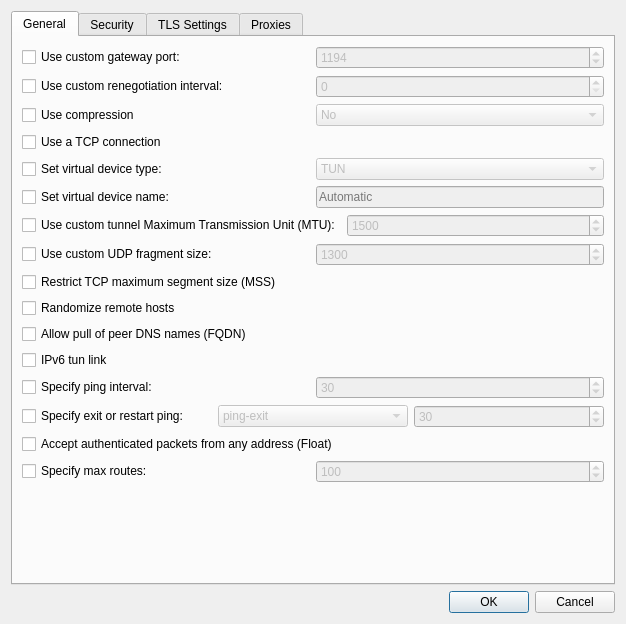
KDE/plasma-nm, file vpn/openvpn/openvpnadvanced.ui: the form before one commit.
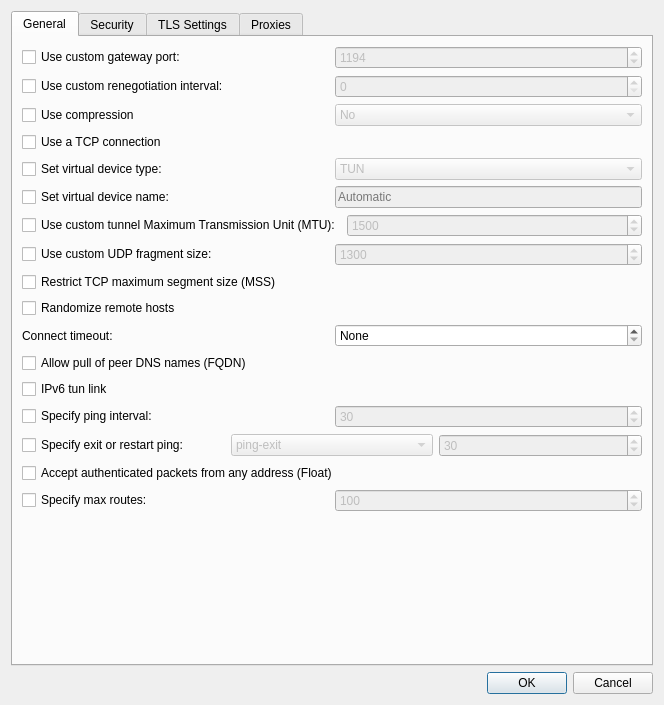
The form after the commit. Custom widgets are drawn as their Qt base class.

Commit message: openvpn: Implement connect timeout

```diff
--- a/vpn/openvpn/openvpnadvanced.ui
+++ b/vpn/openvpn/openvpnadvanced.ui
@@ -6,8 +6,8 @@
    <rect>
     <x>0</x>
     <y>0</y>
-    <width>626</width>
-    <height>624</height>
+    <width>664</width>
+    <height>705</height>
    </rect>
   </property>
   <layout class="QGridLayout" name="gridLayout">
@@ -309,6 +309,48 @@
         </property>
        </widget>
       </item>
+       <item>
+        <layout class="QHBoxLayout" name="horizontalLayout_connectTimeout">
+         <item>
+          <widget class="QLabel" name="lblConnectTimeout">
+           <property name="toolTip">
+            <string>Time in seconds to wait for the initial connection before failing.</string>
+           </property>
+           <property name="text">
+            <string>Connect timeout:</string>
+           </property>
+           <property name="alignment">
+            <set>Qt::AlignmentFlag::AlignLeading|Qt::AlignmentFlag::AlignLeft|Qt::AlignmentFlag::AlignVCenter</set>
+           </property>
+           <property name="buddy">
+            <cstring>sbConnectTimeout</cstring>
+           </property>
+          </widget>
+         </item>
+         <item>
+          <widget class="QSpinBox" name="sbConnectTimeout">
+           <property name="toolTip">
+            <string>Time in seconds to wait for the initial connection before failing.</string>
+           </property>
+           <property name="specialValueText">
+            <string>None</string>
+           </property>
+           <property name="suffix">
+            <string extracomment="short for seconds">s</string>
+           </property>
+           <property name="minimum">
+            <number>0</number>
+           </property>
+           <property name="maximum">
+            <number>1000000</number>
+           </property>
+           <property name="value">
+            <number>0</number>
+           </property>
+          </widget>
+         </item>
+        </layout>
+       </item>
       <item>
        <widget class="QCheckBox" name="chkAllowPullFqdn">
         <property name="toolTip">
```
Left out of the diff: 16 changed lines with no effect on the pictures. Lines whose indentation alone changed are shown as unchanged. The commit also changes 1 other file.
